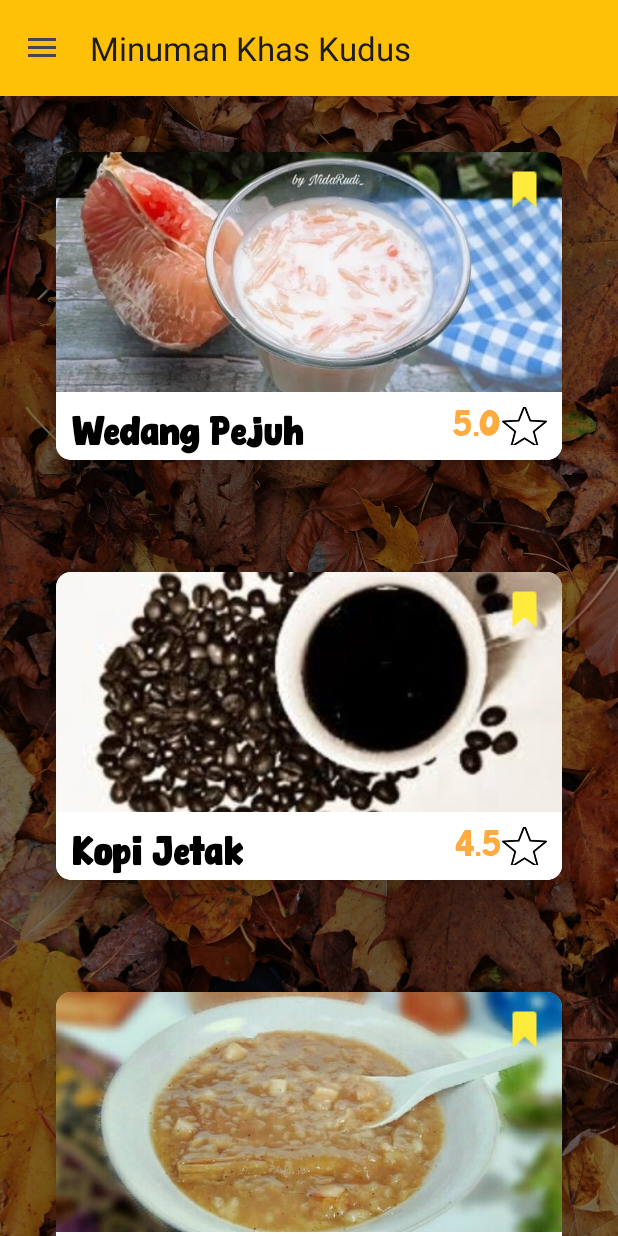
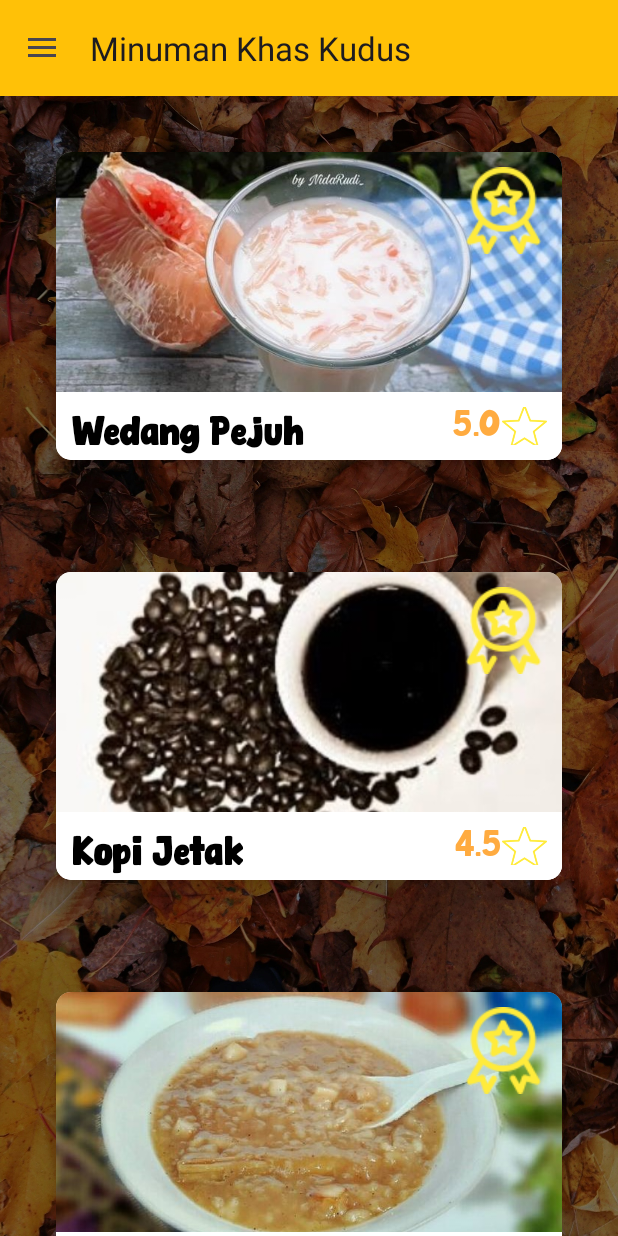
Before and after one commit to evanmaxsalmina/NavDrawer, an Android app: the screen it shows after launch (MainActivity), in the side drawer, after a tap on "Minuman Khas", on a phone screen of 412 x 824 dp. Run offline under Robolectric (Android 15) with nearby library versions, the phone set to English and light mode, and no system bars.

Commit message:
Initial commit

```diff
--- a/app/src/main/java/com/example/hamburger/Item.java
+++ b/app/src/main/java/com/example/hamburger/Item.java
@@ -4,13 +4,14 @@ public class Item {
 
     private String nama;
     private String rating;
-    private int gambar;
+    private int gambar, favorit;
 
-    public Item(String nama, String rating, int gambar) {
+    public Item(String nama, String rating, int gambar, int favorit) {
 
         this.nama = nama;
         this.gambar = gambar;
         this.rating = rating;
+        this.favorit = favorit;
     }
 
     public String getRating() {
@@ -28,6 +29,14 @@ public class Item {
         this.gambar = gambar;
     }
 
+    public int getFavorit() {
+        return favorit;
+    }
+
+    public void setFavorit(int favorit) {
+        this.favorit = favorit;
+    }
+
     public String getNama() {
         return nama;
     }
--- a/app/src/main/java/com/example/hamburger/ItemAdapter.java
+++ b/app/src/main/java/com/example/hamburger/ItemAdapter.java
@@ -36,6 +36,7 @@ public class ItemAdapter extends RecyclerView.Adapter<ItemAdapter.ViewHolder> {
         holder.textNama.setText(item.getNama());
         holder.imageGambar.setImageResource(item.getGambar());
         holder.textRating.setText(item.getRating());
+        holder.favorite.setImageResource(item.getFavorit());
     }
 
     @Override
@@ -46,7 +47,7 @@ public class ItemAdapter extends RecyclerView.Adapter<ItemAdapter.ViewHolder> {
     public class ViewHolder extends RecyclerView.ViewHolder {
 
         TextView textNama;
-        ImageView imageGambar;
+        ImageView imageGambar, favorite;
 
         TextView textRating;
 
@@ -55,6 +56,7 @@ public class ItemAdapter extends RecyclerView.Adapter<ItemAdapter.ViewHolder> {
             textNama = itemView.findViewById(R.id.nama);
             imageGambar = itemView.findViewById(R.id.gambar);
             textRating = itemView.findViewById(R.id.textRating);
+            favorite = itemView.findViewById(R.id.favorit);
         }
     }
 
--- a/app/src/main/java/com/example/hamburger/MainActivity.java
+++ b/app/src/main/java/com/example/hamburger/MainActivity.java
@@ -85,4 +85,5 @@ public class MainActivity extends AppCompatActivity {
 
         getSupportActionBar().setTitle("Makanan dan Minuman Favorite Saya");
     }
+
 }
--- a/app/src/main/java/com/example/hamburger/fragments/MakananFavorite.java
+++ b/app/src/main/java/com/example/hamburger/fragments/MakananFavorite.java
@@ -35,12 +35,12 @@ public class MakananFavorite extends Fragment implements ItemAdapter.ItemClickLi
         recyclerView = view.findViewById(R.id.rvList3);
         dataList = new ArrayList<>();
 
-        dataList.add(new Item("Lentog Tanjung", "5.0", R.drawable.lentog));
-        dataList.add(new Item("Kopi Jetak", "4.5", R.drawable.kopijetak));
-        dataList.add(new Item("Ayam Gongso", "4.5", R.drawable.gongso));
-        dataList.add(new Item("Wedang Blung", "4.5", R.drawable.blung));
-        dataList.add(new Item("Pindang Kerbau", "4.5", R.drawable.pindang));
-        dataList.add(new Item("Jus Parijoto", "5.0", R.drawable.parijoto));
+        dataList.add(new Item("Lentog Tanjung", "5.0", R.drawable.lentog, R.drawable.fav));
+        dataList.add(new Item("Kopi Jetak", "4.5", R.drawable.kopijetak, R.drawable.fav));
+        dataList.add(new Item("Ayam Gongso", "4.5", R.drawable.gongso, R.drawable.fav));
+        dataList.add(new Item("Wedang Blung", "4.5", R.drawable.blung, R.drawable.fav));
+        dataList.add(new Item("Pindang Kerbau", "4.5", R.drawable.pindang, R.drawable.fav));
+        dataList.add(new Item("Jus Parijoto", "5.0", R.drawable.parijoto, R.drawable.fav));
 
 
         adapter = new ItemAdapter(dataList, getContext());
--- a/app/src/main/java/com/example/hamburger/fragments/MakananKhas.java
+++ b/app/src/main/java/com/example/hamburger/fragments/MakananKhas.java
@@ -35,12 +35,12 @@ public class MakananKhas extends Fragment implements ItemAdapter.ItemClickListen
         recyclerView = view.findViewById(R.id.rvList);
         dataList = new ArrayList<>();
 
-        dataList.add(new Item("Lentog Tanjung", "5.0", R.drawable.lentog));
-        dataList.add(new Item("Opor Sungginan", "4.5", R.drawable.opor));
-        dataList.add(new Item("Ayam Gongso", "4.5", R.drawable.gongso));
-        dataList.add(new Item("Nasi Jangkrik", "4.5", R.drawable.jangkrik));
-        dataList.add(new Item("Pindang Kerbau", "4.5", R.drawable.pindang));
-        dataList.add(new Item("Lepet", "5.0", R.drawable.lepet));
+        dataList.add(new Item("Lentog Tanjung", "5.0", R.drawable.lentog, R.drawable.fav));
+        dataList.add(new Item("Opor Sungginan", "4.5", R.drawable.opor, R.drawable.fav));
+        dataList.add(new Item("Ayam Gongso", "4.5", R.drawable.gongso, R.drawable.fav));
+        dataList.add(new Item("Nasi Jangkrik", "4.5", R.drawable.jangkrik, R.drawable.fav));
+        dataList.add(new Item("Pindang Kerbau", "4.5", R.drawable.pindang, R.drawable.fav));
+        dataList.add(new Item("Lepet", "5.0", R.drawable.lepet, R.drawable.fav));
 
 
         adapter = new ItemAdapter(dataList, getContext());
@@ -54,4 +54,6 @@ public class MakananKhas extends Fragment implements ItemAdapter.ItemClickListen
     public void onItemClick(View view, int position) {
 
     }
+
+
 }
--- a/app/src/main/java/com/example/hamburger/fragments/MinumanKhas.java
+++ b/app/src/main/java/com/example/hamburger/fragments/MinumanKhas.java
@@ -35,12 +35,12 @@ public class MinumanKhas extends Fragment implements ItemAdapter.ItemClickListen
         recyclerView = view.findViewById(R.id.rvList2);
         dataList = new ArrayList<>();
 
-        dataList.add(new Item("Wedang Pejuh", "5.0", R.drawable.pejuh));
-        dataList.add(new Item("Kopi Jetak", "4.5", R.drawable.kopijetak));
-        dataList.add(new Item("Wedang Coro", "4.5", R.drawable.coro));
-        dataList.add(new Item("Wedang Blung", "4.5", R.drawable.blung));
-        dataList.add(new Item("Tisane", "4.5", R.drawable.tisane));
-        dataList.add(new Item("Jus Parijoto", "5.0", R.drawable.parijoto));
+        dataList.add(new Item("Wedang Pejuh", "5.0", R.drawable.pejuh, R.drawable.fav));
+        dataList.add(new Item("Kopi Jetak", "4.5", R.drawable.kopijetak, R.drawable.fav));
+        dataList.add(new Item("Wedang Coro", "4.5", R.drawable.coro, R.drawable.fav));
+        dataList.add(new Item("Wedang Blung", "4.5", R.drawable.blung, R.drawable.fav));
+        dataList.add(new Item("Tisane", "4.5", R.drawable.tisane, R.drawable.fav));
+        dataList.add(new Item("Jus Parijoto", "5.0", R.drawable.parijoto, R.drawable.fav));
 
 
         adapter = new ItemAdapter(dataList, getContext());
--- a/app/src/main/res/layout/item.xml
+++ b/app/src/main/res/layout/item.xml
@@ -27,7 +27,7 @@
                 android:scaleType="centerCrop"/>
 
             <ImageView
-                android:id="@+id/imageViewCorner"
+                android:id="@+id/favorit"
                 android:layout_width="wrap_content"
                 android:layout_height="wrap_content"
                 android:src="@drawable/fav"
@@ -80,7 +80,8 @@
                         android:layout_width="30dp"
                         android:layout_height="30dp"
                         android:src="@drawable/star"
-                        android:layout_gravity="center_vertical"/>
+                        android:layout_gravity="center_vertical"
+                        app:tint="#FFEB3B" />
                 </LinearLayout>
 
             </LinearLayout>
```
Also changed, not shown: app/src/main/res/drawable/fav.png.
